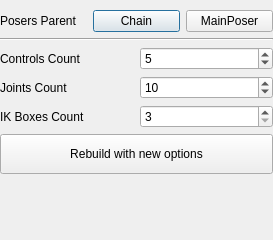
Above: modules/chainFullIKFK/chainFullIKFK_widget.ui from PavelCrow/RigStudio3 before the change. Below: the same form after it.
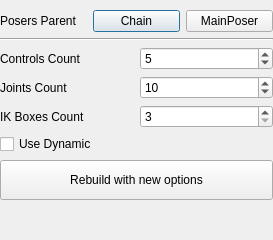
That is the form after the change.

Commit message: Enable Chain IK curve dynamics in Chain Full IKFK

```diff
--- a/modules/chainFullIKFK/chainFullIKFK_widget.ui
+++ b/modules/chainFullIKFK/chainFullIKFK_widget.ui
@@ -29,6 +29,12 @@
      <item row="2" column="1"><widget class="QSpinBox" name="ikBoxesCount_spinBox"><property name="minimum"><number>3</number></property><property name="value"><number>3</number></property></widget></item>
     </layout>
    </item>
+   <item>
+    <widget class="QCheckBox" name="useDynamic_checkBox">
+     <property name="text"><string>Use Dynamic</string></property>
+     <property name="checked"><bool>false</bool></property>
+    </widget>
+   </item>
    <item>
     <widget class="QPushButton" name="rebuild_btn">
      <property name="minimumSize"><size><width>0</width><height>40</height></size></property>
```
The commit also changes 2 other files.
